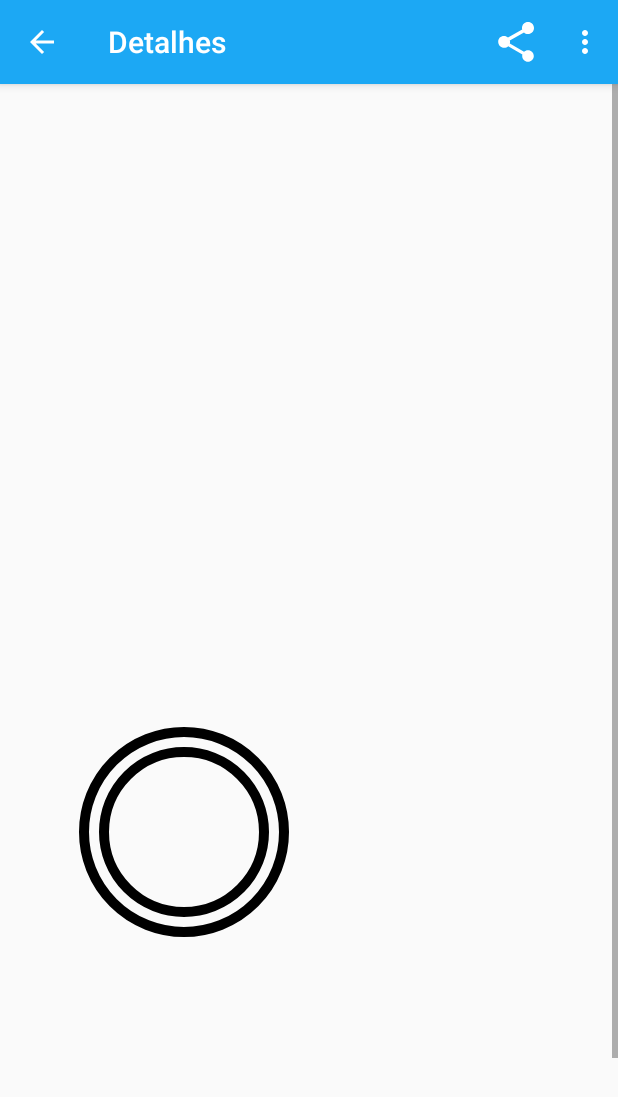
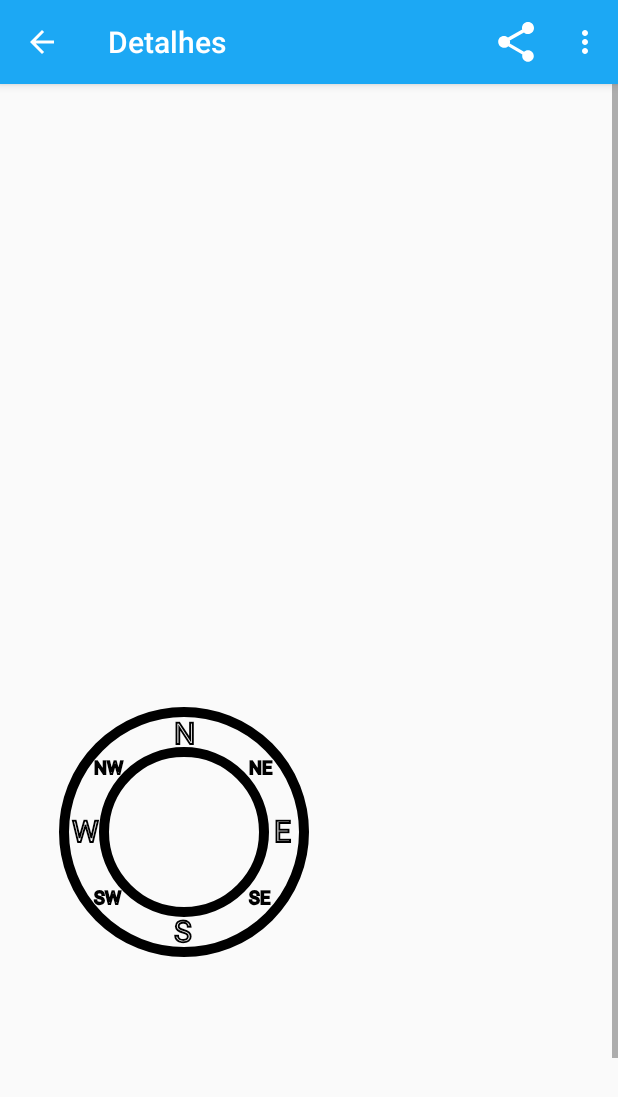
Before and after one commit to Intercont/androidstudy, an Android app: the DetailActivityFragment screen opened directly, with no data from a screen before it, on a phone screen of 412 x 824 dp. Shown: the top 1097 px of the screen. Run offline under Robolectric (Android 15) with nearby library versions, the phone set to English and light mode, and no system bars; 1 statement that could not run was skipped.

Commit message:
Adicionada coordenadas na bussola da Custom View. Tratamento de excessão em caso de valor nulo para a bussola. Limpeza de código em DetailActivityFragment.java

```diff
--- a/app/src/main/java/br/com/intercont/sunshine/app/MyView.java
+++ b/app/src/main/java/br/com/intercont/sunshine/app/MyView.java
@@ -4,6 +4,7 @@ import android.content.Context;
 import android.graphics.Canvas;
 import android.graphics.Color;
 import android.graphics.Paint;
+import android.graphics.Typeface;
 import android.util.AttributeSet;
 import android.util.Log;
 import android.view.View;
@@ -56,30 +57,48 @@ public class MyView extends View {
         paint.setStyle(Paint.Style.STROKE);
         paint.setStrokeWidth(10);
         canvas.drawCircle(160, 160, 80, paint);
-        canvas.drawCircle(160, 160, 100, paint);
+        canvas.drawCircle(160, 160, 120, paint);
         paint.setStyle(Paint.Style.FILL_AND_STROKE);
         paint.setColor(Color.RED);
 
         //definindo para onde vai apontar a agulha da bussola
-        if(DetailActivity.windDirection.equals("N")){
+        if(DetailActivity.windDirection != null) {
+            if (DetailActivity.windDirection.equals("N")) {
                 canvas.drawLine(160, 160, 160, 60, paint);
-        }else if (DetailActivity.windDirection.equals("NE")){
+            } else if (DetailActivity.windDirection.equals("NE")) {
                 canvas.drawLine(160, 160, 245, 95, paint);
-        }else if (DetailActivity.windDirection.equals("E")){
+            } else if (DetailActivity.windDirection.equals("E")) {
                 canvas.drawLine(160, 160, 260, 160, paint);
-        }else if (DetailActivity.windDirection.equals("SE")){
+            } else if (DetailActivity.windDirection.equals("SE")) {
                 canvas.drawLine(160, 160, 240, 230, paint);
-        }else if (DetailActivity.windDirection.equals("S")){
+            } else if (DetailActivity.windDirection.equals("S")) {
                 canvas.drawLine(160, 160, 160, 260, paint);
-        }else if (DetailActivity.windDirection.equals("SW")){
+            } else if (DetailActivity.windDirection.equals("SW")) {
                 canvas.drawLine(160, 160, 105, 240, paint);
-        }else if (DetailActivity.windDirection.equals("W")){
+            } else if (DetailActivity.windDirection.equals("W")) {
                 canvas.drawLine(160, 160, 60, 160, paint);
-        }else if (DetailActivity.windDirection.equals("NW")){
+            } else if (DetailActivity.windDirection.equals("NW")) {
                 canvas.drawLine(160, 160, 70, 100, paint);
             }
+            Log.d("MY_VIEW", DetailActivity.windDirection);
+        }
 
-        Log.d("MY_VIEW", DetailActivity.windDirection);
+        //TODO - Internacionalizar - Indicador das coordenadas na bussola
+        paint.setTypeface(Typeface.SANS_SERIF);
+        paint.setTextSize(30);
+        paint.setColor(Color.BLACK);
+        paint.setStyle(Paint.Style.STROKE);
+        paint.setStrokeWidth(2);
+        canvas.drawText("N", 0, 1, 150, 72, paint);
+        canvas.drawText("S", 0, 1, 150, 270, paint);
+        canvas.drawText("E", 0, 1, 250, 170, paint);
+        canvas.drawText("W", 0, 1, 48, 170, paint);
+
+        paint.setTextSize(18);
+        canvas.drawText("NW", 0, 2, 70, 102, paint);
+        canvas.drawText("SW", 0, 2, 70, 232, paint);
+        canvas.drawText("NE", 0, 2, 225, 102, paint);
+        canvas.drawText("SE",0,2,225,232,paint);
 
     }
 
```
Also changed, not shown: app/src/main/java/br/com/intercont/sunshine/app/DetailActivityFragment.java (+0 -11 lines). Lines whose indentation alone changed are shown as unchanged.
